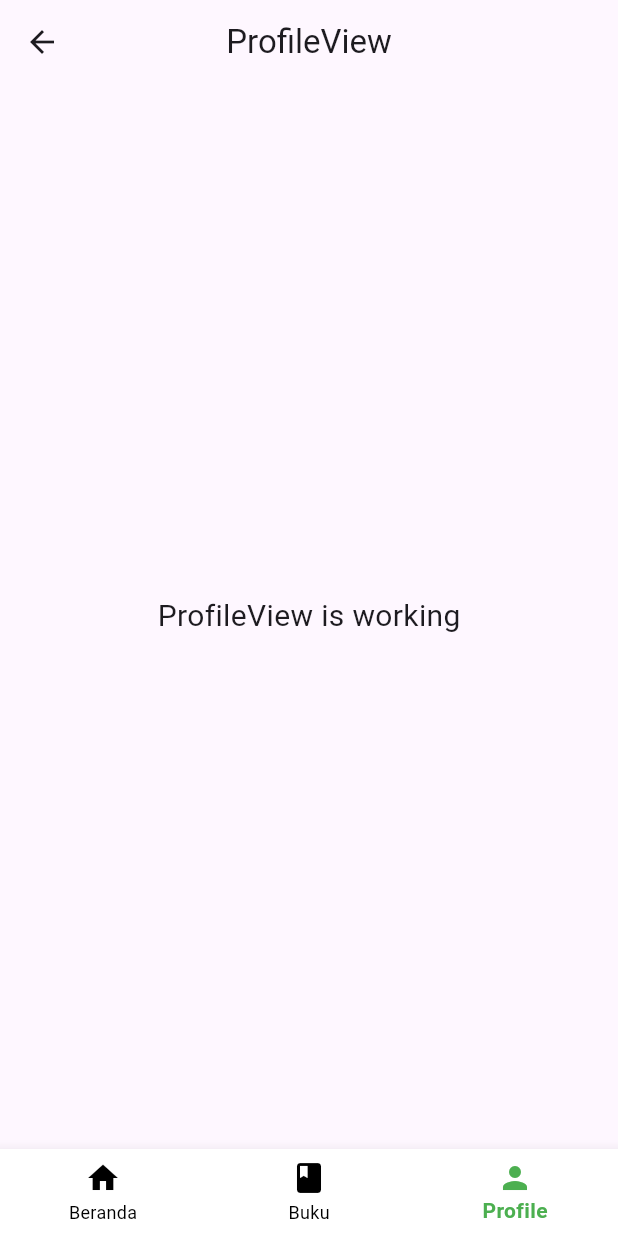
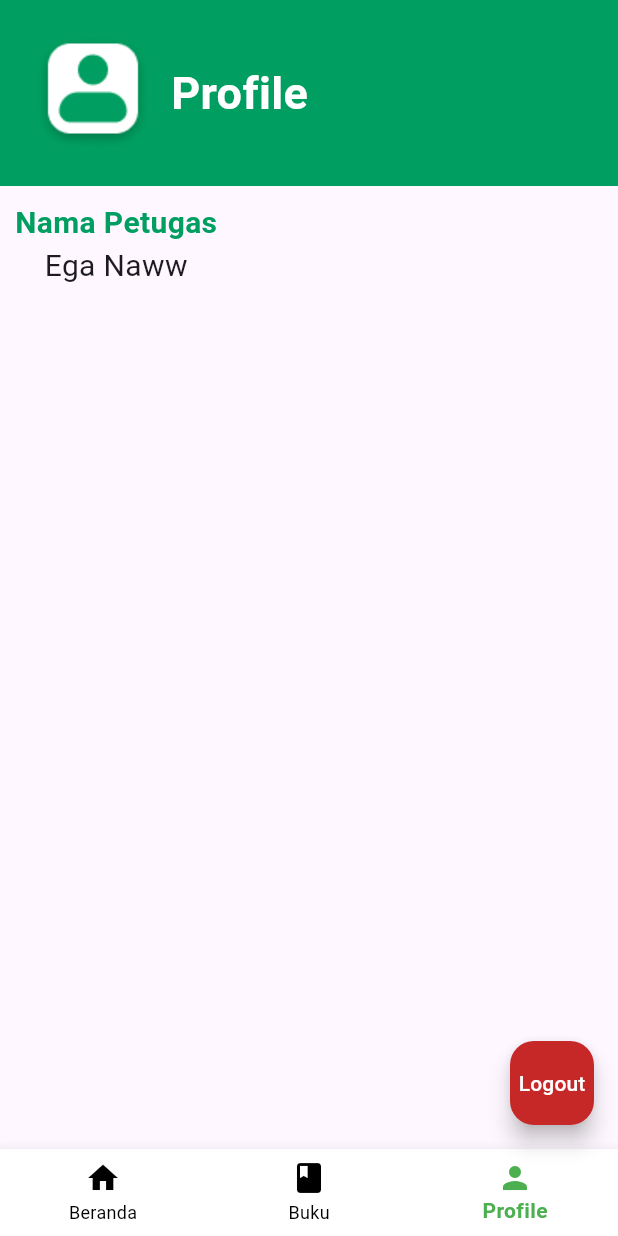
Before and after one commit to eganaww/bookalian-flutter, a Flutter app: the ProfileView screen opened by its route, on a phone screen of 412 x 824 dp. Run offline on Flutter 3.47's test engine with Material 3 defaults, Android fonts, the phone set to English and light mode, and no system bars; our stand-ins replace another_carousel_pro, dio, get, get_storage, pretty_dio_logger; accounts and stored records are empty; network calls fail; key blocks and very long unbroken strings in the code were emptied for the run.

Commit message:
Need Penolong Kode

```diff
--- a/lib/app/modules/home/views/home_view.dart
+++ b/lib/app/modules/home/views/home_view.dart
@@ -67,7 +67,7 @@ class HomeView extends GetView<HomeController> {
                       margin: EdgeInsets.all(10), // Menambahkan margin
                       decoration: BoxDecoration(
                         border: Border.all(
-                          color: Colors.grey, // Warna border
+                          color: Colors.white, // Warna border
                           width: 1, // Ketebalan border
                         ),
                         borderRadius: BorderRadius.circular(10), // Border radius untuk container
@@ -78,8 +78,8 @@ class HomeView extends GetView<HomeController> {
                           AssetImage("assets/img/Info-2.png"),
                           AssetImage("assets/img/Info-3.png"),
                         ],
-                        dotSize: 6,
-                        indicatorBgPadding: 5.0,
+                        dotSize: 0,
+                        indicatorBgPadding: 0,
                         // Menyesuaikan latar belakang carousel
                       ),
                     ),
--- a/lib/app/modules/profile/views/profile_view.dart
+++ b/lib/app/modules/profile/views/profile_view.dart
@@ -1,27 +1,64 @@
 import 'package:flutter/material.dart';
-
 import 'package:get/get.dart';
-
 import '../controllers/profile_controller.dart';
 
 class ProfileView extends GetView<ProfileController> {
   const ProfileView({Key? key}) : super(key: key);
+
   @override
   Widget build(BuildContext context) {
     return Scaffold(
-      appBar: AppBar(
-        title: const Text('ProfileView'),
-        centerTitle: true,
-      ),
-      body: Center(
-        child: Text(
-          'ProfileView is working',
-          style: TextStyle(fontSize: 20),
-        ),
+      body: Column(
+        children: [
+          Container(
+            padding: EdgeInsets.symmetric(horizontal: 10.0, vertical: 10.0),
+            color: Color(0xff009E60),
+            child: Row(
+              children: [
+                Padding(
+                  padding: const EdgeInsets.all(14.0),
+                  child: Image.asset('assets/img/icon-profile.png'),
+                ),
+                Text(
+                  'Profile',
+                  style: TextStyle(
+                      fontWeight: FontWeight.bold,
+                      fontSize: 30,
+                      color: Colors.white),
+                )
+              ],
+            ),
+          ),
+          Container(
+            padding: EdgeInsets.symmetric(horizontal: 10.0, vertical: 10.0),
+            child: Container(
+              child: Row(
+                children: [
+                  Column(
+                    children: [
+                      Text(
+                        'Nama Petugas',
+                        style: TextStyle(
+                            color: Color(0xff009E60),
+                            fontSize: 20,
+                            fontWeight: FontWeight.bold),
+                      ),
+                      Text(
+                        'Ega Naww',
+                        style: TextStyle(fontSize: 20),
+                        textAlign: TextAlign.left,
+                      ),
+                    ],
+                  ),
+                ],
+              ),
+            ),
+          ),
+        ],
       ),
       bottomNavigationBar: GetBuilder<ProfileController>(
         init: ProfileController(),
-        builder: (controller){
+        builder: (controller) {
           return BottomNavigationBar(
             backgroundColor: Colors.white,
             selectedItemColor: Colors.green,
@@ -29,23 +66,26 @@ class ProfileView extends GetView<ProfileController> {
             selectedLabelStyle: TextStyle(fontWeight: FontWeight.bold),
             unselectedLabelStyle: TextStyle(fontWeight: FontWeight.normal),
             currentIndex: controller.selectedIndex,
-            onTap: (index){
+            onTap: (index) {
               controller.changePage(index);
             },
             items: [
-              BottomNavigationBarItem(icon: Icon(Icons.home),
-                  label: 'Beranda'
-              ),
-              BottomNavigationBarItem(icon: Icon(Icons.book),
-                  label: 'Buku'
-              ),
-              BottomNavigationBarItem(icon: Icon(Icons.person),
-                  label: 'Profile'
-              ),
+              BottomNavigationBarItem(icon: Icon(Icons.home), label: 'Beranda'),
+              BottomNavigationBarItem(icon: Icon(Icons.book), label: 'Buku'),
+              BottomNavigationBarItem(icon: Icon(Icons.person), label: 'Profile'),
             ],
-
           );
         },
+      ),
+      floatingActionButton: FloatingActionButton(
+        onPressed: () {
+          // Lakukan proses logout di sini
+        },
+        backgroundColor: Colors.red.shade800, // Warna background merah
+        child: Text(
+          'Logout',
+          style: TextStyle(color: Colors.white), // Warna teks putih
+        ),
       ),
     );
   }
```
Also changed, not shown: lib/app/modules/search/views/search_view.dart (+58 -6 lines).
